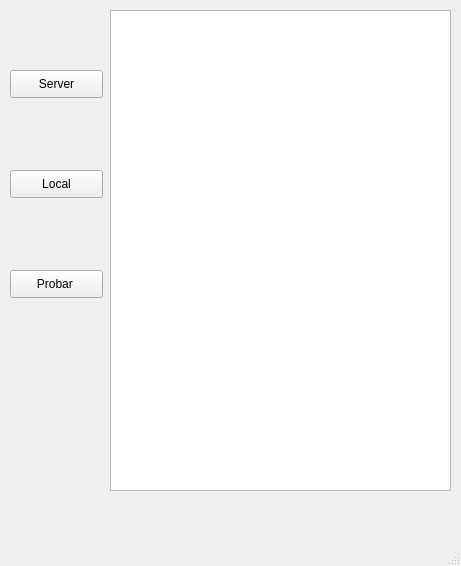
Before: the Qt Designer form Visualizer/visualizer.ui in roy343/Datos-II-proyecto-I, drawn with Qt 5.
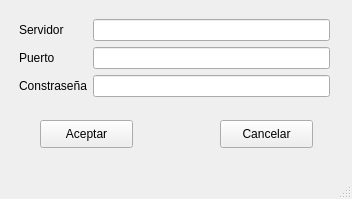
After: the same form once the commit is applied.

Diff of the .ui file:
```diff
--- a/Visualizer/visualizer.ui
+++ b/Visualizer/visualizer.ui
@@ -6,61 +6,80 @@
    <rect>
     <x>0</x>
     <y>0</y>
-    <width>461</width>
-    <height>566</height>
+    <width>352</width>
+    <height>199</height>
    </rect>
   </property>
   <property name="windowTitle">
    <string>Visualizer</string>
   </property>
   <widget class="QWidget" name="centralwidget">
+   <widget class="QWidget" name="formLayoutWidget">
+    <property name="geometry">
+     <rect>
+      <x>19</x>
+      <y>19</y>
+      <width>311</width>
+      <height>91</height>
+     </rect>
+    </property>
+    <layout class="QFormLayout" name="formLayout">
+     <item row="0" column="0">
+      <widget class="QLabel" name="label">
+       <property name="text">
+        <string>Servidor</string>
+       </property>
+      </widget>
+     </item>
+     <item row="0" column="1">
+      <widget class="QLineEdit" name="id"/>
+     </item>
+     <item row="1" column="0">
+      <widget class="QLabel" name="label_2">
+       <property name="text">
+        <string>Puerto</string>
+       </property>
+      </widget>
+     </item>
+     <item row="2" column="0">
+      <widget class="QLabel" name="label_3">
+       <property name="text">
+        <string>Constraseña</string>
+       </property>
+      </widget>
+     </item>
+     <item row="2" column="1">
+      <widget class="QLineEdit" name="con"/>
+     </item>
+     <item row="1" column="1">
+      <widget class="QLineEdit" name="puerto"/>
+     </item>
+    </layout>
+   </widget>
    <widget class="QPushButton" name="b1">
     <property name="geometry">
      <rect>
-      <x>10</x>
-      <y>70</y>
+      <x>40</x>
+      <y>120</y>
       <width>93</width>
       <height>28</height>
      </rect>
     </property>
     <property name="text">
-     <string>Server</string>
+     <string>Aceptar</string>
     </property>
    </widget>
    <widget class="QPushButton" name="b2">
     <property name="geometry">
      <rect>
-      <x>10</x>
-      <y>170</y>
+      <x>220</x>
+      <y>120</y>
       <width>93</width>
       <height>28</height>
      </rect>
     </property>
     <property name="text">
-     <string>Local</string>
-    </property>
-   </widget>
-   <widget class="QListWidget" name="lista">
-    <property name="geometry">
-     <rect>
-      <x>110</x>
-      <y>10</y>
-      <width>341</width>
-      <height>481</height>
-     </rect>
-    </property>
-   </widget>
-   <widget class="QPushButton" name="test">
-    <property name="geometry">
-     <rect>
-      <x>10</x>
-      <y>270</y>
-      <width>93</width>
-      <height>28</height>
-     </rect>
-    </property>
-    <property name="text">
-     <string>Probar </string>
+     <string>Cancelar</string>
     </property>
    </widget>
   </widget>
```
Left out of the diff: 2 changed lines with no effect on the pictures.
